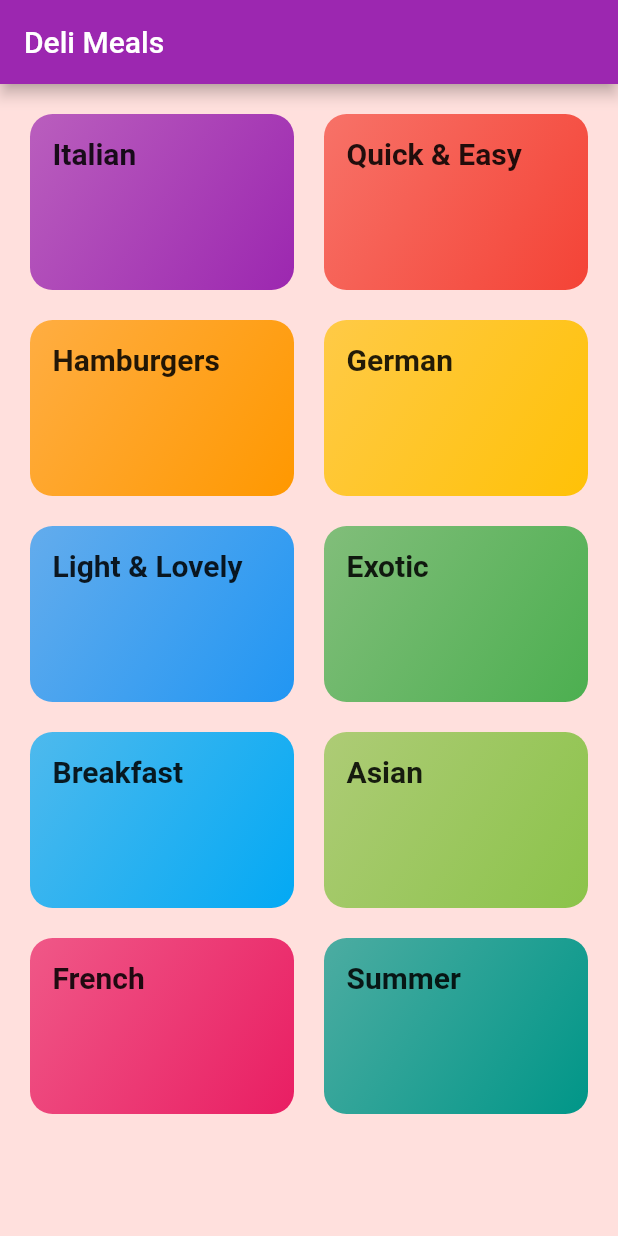
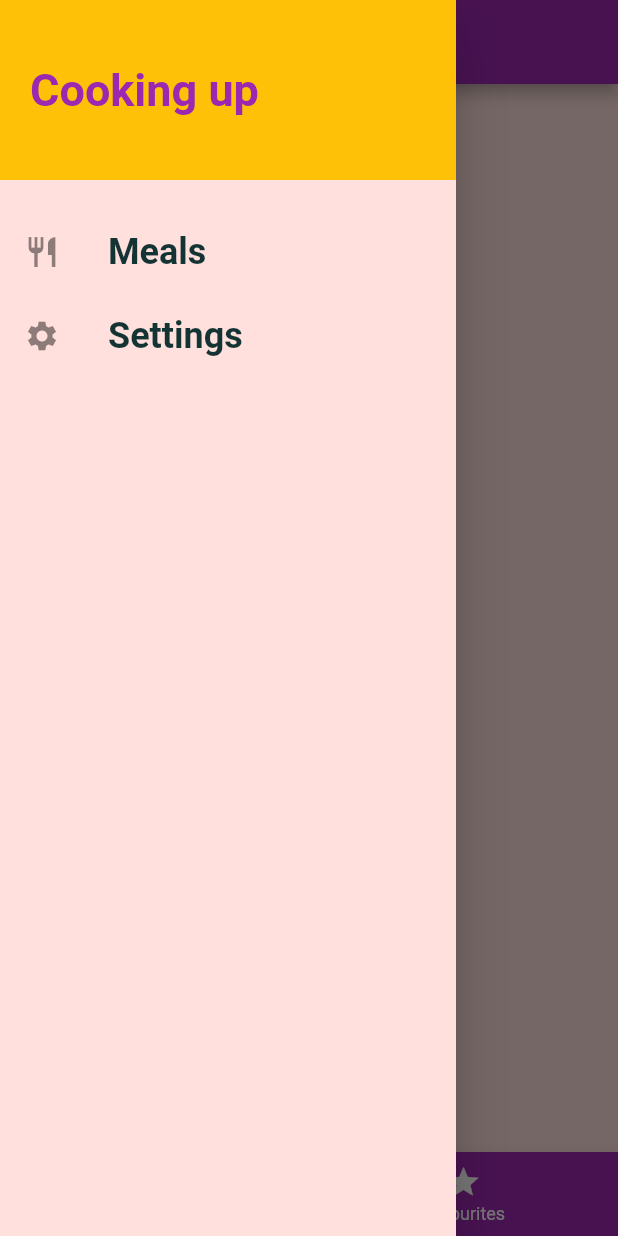
Before and after one commit to josephantonyk94/meals_akj94, a Flutter app: the screen it shows after launch, with the side drawer open (before the commit the screen has no drawer), on a phone screen of 412 x 824 dp. Run offline on Flutter 3.47's test engine with Material 2 defaults, Android fonts, the phone set to English and light mode, and no system bars; Roboto replaces fonts that are missing (Raleway, RobotoCondensed).

Commit message:
second commmit upto drawer

```diff
--- a/lib/main.dart
+++ b/lib/main.dart
@@ -2,6 +2,7 @@ import 'package:flutter/material.dart';
 import 'package:meals_app_akj94/screen/catagories.dart';
 import 'package:meals_app_akj94/screen/category_meals.dart';
 import 'package:meals_app_akj94/screen/meal_detail.dart';
+import 'package:meals_app_akj94/screen/tab_screen.dart';
 
 void main() {
   runApp(MyApp());
@@ -32,7 +33,7 @@ class MyApp extends StatelessWidget {
       ),
       initialRoute: '/',
       routes: {
-        '/': (ctx) => Categories(),
+        '/': (ctx) => TabScreen(),
         CategoryMeals.routName: (ctx) => CategoryMeals(),
         MealDetail.routeName: (ctx) => MealDetail(),
       },
--- a/lib/screen/catagories.dart
+++ b/lib/screen/catagories.dart
@@ -8,9 +8,6 @@ class Categories extends StatelessWidget {
   @override
   Widget build(BuildContext context) {
     return Scaffold(
-      appBar: AppBar(
-        title: Text('Deli Meals'),
-      ),
       body: GridView(
           padding: EdgeInsets.all(20),
           children: DUMMY_CATEGORIES
--- /dev/null
+++ b/lib/screen/favourites.dart
@@ -0,0 +1,8 @@
+import 'package:flutter/cupertino.dart';
+
+class Favourites extends StatelessWidget {
+  @override
+  Widget build(BuildContext context) {
+    return Center(child: Text('favourites'));
+  }
+}
--- /dev/null
+++ b/lib/screen/tab_screen.dart
@@ -0,0 +1,50 @@
+import 'package:flutter/material.dart';
+import 'package:meals_app_akj94/screen/favourites.dart';
+import 'package:meals_app_akj94/widget/main_drawer.dart';
+
+import 'catagories.dart';
+
+class TabScreen extends StatefulWidget {
+  @override
+  _TabScreenState createState() => _TabScreenState();
+}
+
+class _TabScreenState extends State<TabScreen> {
+ final List<Map<String, Object>> _pages = [{'pages':Categories(),'title':'Categories'},{'pages' : Favourites(),'title':'Favourites'}];
+  int _selectedPageindex = 0;
+
+  void _selectPage(int index) {
+    setState(() {
+      _selectedPageindex = index;
+    });
+  }
+
+  @override
+  Widget build(BuildContext context) {
+    return Scaffold(
+      appBar: AppBar(
+        title: Text(_pages[_selectedPageindex]['title']),
+      ),
+      body: _pages[_selectedPageindex]['page'],
+      drawer: MainDrawer(),
+      bottomNavigationBar: BottomNavigationBar(
+        onTap: _selectPage,
+        unselectedItemColor: Colors.white,
+        selectedItemColor: Theme.of(context).accentColor,
+        currentIndex: _selectedPageindex,
+       // type: BottomNavigationBarType.fixed,
+        items: [
+          BottomNavigationBarItem(
+            icon: Icon(
+              Icons.category,
+            ),
+            title: Text('Categories'),
+          ),
+          BottomNavigationBarItem(
+              icon: Icon(Icons.star), title: Text('Favourites'))
+        ],
+        backgroundColor: Theme.of(context).primaryColor,
+      ),
+    );
+  }
+}
--- /dev/null
+++ b/lib/widget/main_drawer.dart
@@ -0,0 +1,46 @@
+import 'package:flutter/cupertino.dart';
+import 'package:flutter/material.dart';
+
+class MainDrawer extends StatelessWidget {
+  Widget buildListTile(String title, IconData icon) {
+    return ListTile(
+      leading: Icon(icon),
+      title: Text(
+        title,
+        style: TextStyle(
+            fontSize: 24,
+            fontFamily: 'RobotoCondensed',
+            fontWeight: FontWeight.bold),
+      ),
+    );
+  }
+
+  @override
+  Widget build(BuildContext context) {
+    return Drawer(
+      child: Column(
+        children: [
+          Container(
+            width: double.infinity,
+            height: 120,
+            padding: EdgeInsets.all(20),
+            alignment: Alignment.centerLeft,
+            child: Text(
+              "Cooking up",
+              style: TextStyle(
+                  color: Theme.of(context).primaryColor,
+                  fontSize: 30,
+                  fontWeight: FontWeight.bold),
+            ),
+            color: Theme.of(context).accentColor,
+          ),
+          SizedBox(
+            height: 20,
+          ),
+          buildListTile('Meals', Icons.restaurant),
+          buildListTile('Settings', Icons.settings)
+        ],
+      ),
+    );
+  }
+}
```
Also changed, not shown: lib/screen/meal_detail.dart (+32 -9 lines).
